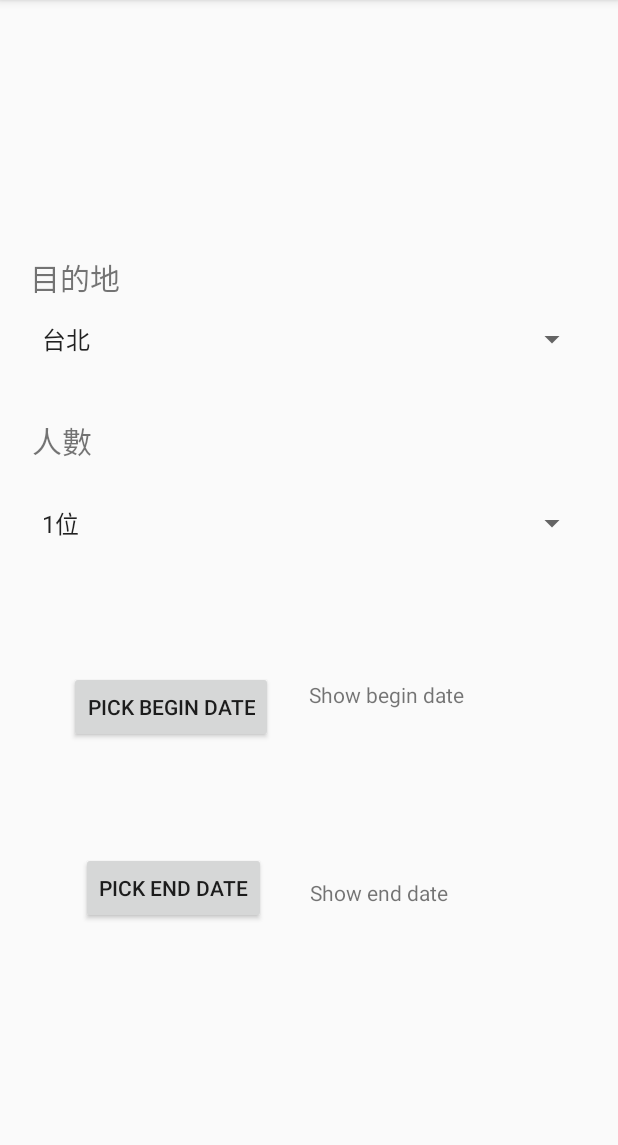
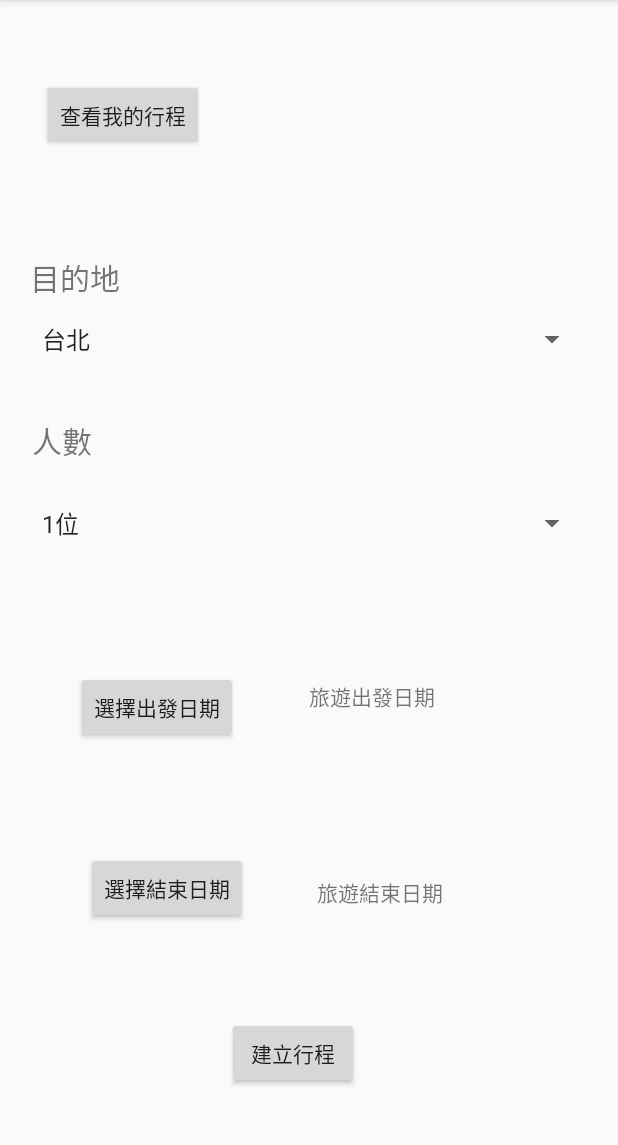
Before and after one commit to Teamdashah/team, an Android app: the input_schedule screen opened directly, with no data from a screen before it, on a phone screen of 412 x 824 dp, the part 84-1229 px from its top. Run offline under Robolectric (Android 15) with nearby library versions, the phone set to English and light mode, and no system bars.

```diff
--- a/app/src/main/AndroidManifest.xml
+++ b/app/src/main/AndroidManifest.xml
@@ -11,7 +11,8 @@
         android:roundIcon="@mipmap/ic_launcher_round"
         android:supportsRtl="true"
         android:theme="@style/Theme.Myteam">
-        <activity android:name=".input_schedule"></activity>
+        <activity android:name=".hotel_list"></activity>
+        <activity android:name=".input_schedule" />
         <activity
             android:name=".googleSignIn"
             android:exported="true" />
--- a/app/src/main/res/layout/activity_input_schedule.xml
+++ b/app/src/main/res/layout/activity_input_schedule.xml
@@ -64,7 +64,7 @@
         android:id="@+id/pickBeginDateBtn"
         android:layout_width="wrap_content"
         android:layout_height="wrap_content"
-        android:text="Pick Begin Date"
+        android:text="選擇出發日期"
         app:layout_constraintBottom_toBottomOf="parent"
         app:layout_constraintEnd_toEndOf="parent"
         app:layout_constraintHorizontal_bias="0.166"
@@ -76,7 +76,7 @@
         android:id="@+id/showBeginDate"
         android:layout_width="117dp"
         android:layout_height="41dp"
-        android:text="Show begin date"
+        android:text="旅遊出發日期"
         app:layout_constraintBottom_toBottomOf="parent"
         app:layout_constraintEnd_toEndOf="parent"
         app:layout_constraintHorizontal_bias="0.7"
@@ -88,7 +88,7 @@
         android:id="@+id/pickEndDateBtn"
         android:layout_width="wrap_content"
         android:layout_height="wrap_content"
-        android:text="Pick End Date"
+        android:text="選擇結束日期"
         app:layout_constraintBottom_toBottomOf="parent"
         app:layout_constraintEnd_toEndOf="parent"
         app:layout_constraintHorizontal_bias="0.188"
@@ -100,7 +100,7 @@
         android:id="@+id/showEndDate"
         android:layout_width="wrap_content"
         android:layout_height="wrap_content"
-        android:text="Show end date"
+        android:text="旅遊結束日期"
         app:layout_constraintBottom_toBottomOf="parent"
         app:layout_constraintEnd_toEndOf="parent"
         app:layout_constraintHorizontal_bias="0.645"
@@ -108,5 +108,29 @@
         app:layout_constraintTop_toTopOf="parent"
         app:layout_constraintVertical_bias="0.782" />
 
+    <Button
+        android:id="@+id/checkmytrip"
+        android:layout_width="wrap_content"
+        android:layout_height="wrap_content"
+        android:text="查看我的行程"
+        app:layout_constraintBottom_toBottomOf="parent"
+        app:layout_constraintEnd_toEndOf="parent"
+        app:layout_constraintHorizontal_bias="0.092"
+        app:layout_constraintStart_toStartOf="parent"
+        app:layout_constraintTop_toTopOf="parent"
+        app:layout_constraintVertical_bias="0.073" />
+
+    <Button
+        android:id="@+id/submitmytrip"
+        android:layout_width="wrap_content"
+        android:layout_height="wrap_content"
+        android:text="建立行程"
+        app:layout_constraintBottom_toBottomOf="parent"
+        app:layout_constraintEnd_toEndOf="parent"
+        app:layout_constraintHorizontal_bias="0.467"
+        app:layout_constraintStart_toStartOf="parent"
+        app:layout_constraintTop_toTopOf="parent"
+        app:layout_constraintVertical_bias="0.942" />
+
 
 </androidx.constraintlayout.widget.ConstraintLayout>
```
Also changed, not shown: app/src/main/java/com/example/myteam/hotel_list.kt (added, +11 -0 lines), app/src/main/res/layout/activity_hotel_list.xml (added, +62 -0 lines), app/src/main/res/values/strings.xml (+5 -5 lines).
